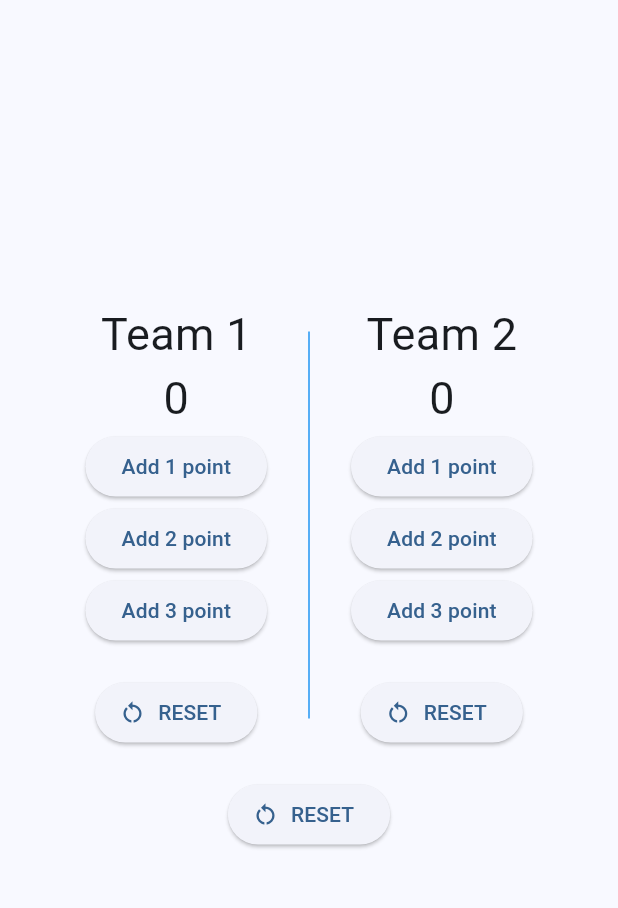
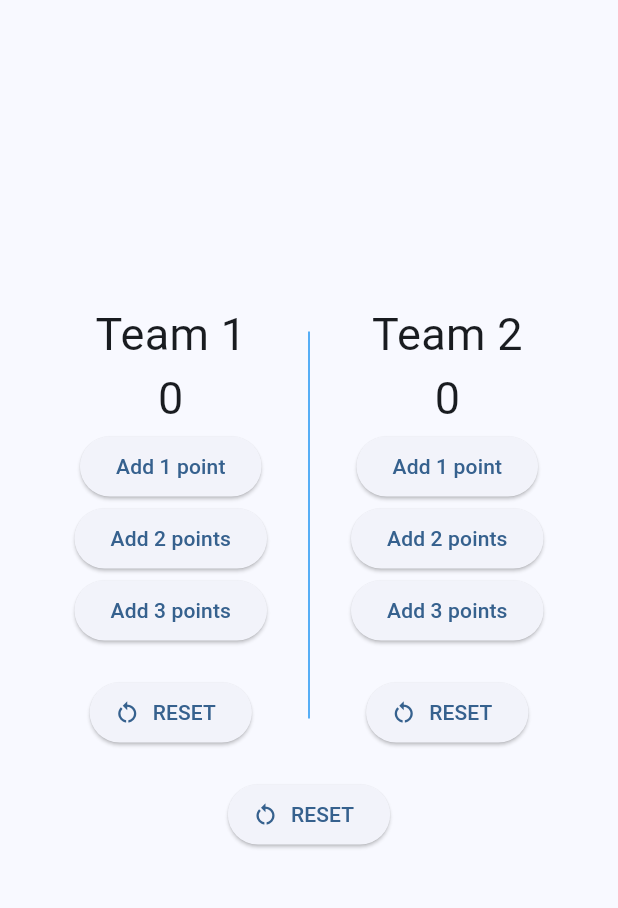
Before and after one commit to MELDemy/ZigZag-CS-Flutter-2024, a Flutter app: the screen it shows after launch, on a phone screen of 412 x 824 dp, the part 84-992 px from its top. Run offline on Flutter 3.47's test engine with Material 3 defaults, Android fonts, the phone set to English and light mode, and no system bars.

Commit message:
some small edits

```diff
--- a/score_board/lib/main.dart
+++ b/score_board/lib/main.dart
@@ -1,5 +1,6 @@
 import 'package:flutter/material.dart';
 import 'package:score_board/score_Widget.dart';
+
 void main() {
   runApp(const MyApp());
 }
@@ -11,6 +12,7 @@ class MyApp extends StatelessWidget {
   @override
   Widget build(BuildContext context) {
     return MaterialApp(
+      debugShowCheckedModeBanner: false,
       title: 'ScoreBoard',
       theme: ThemeData(
         colorScheme: ColorScheme.fromSeed(seedColor: Colors.blue),
@@ -31,21 +33,32 @@ class MyHomePage extends StatefulWidget {
 }
 
 class _MyHomePageState extends State<MyHomePage> {
-
   @override
   Widget build(BuildContext context) {
-    score_widget team1_Widget =score_widget(teamName: "Team 1");
-    score_widget team2_Widget =score_widget(teamName: "Team 2");
+    String? winner;
+    score_widget team1_Widget = score_widget(teamName: "Team 1");
+    score_widget team2_Widget = score_widget(teamName: "Team 2");
+
+/* Trying to Show the winner name at the top
+    update() {
+      setState(() {
+        team1_Widget.score > team2_Widget.score
+            ? winner = team1_Widget.teamName
+            : winner = team2_Widget.teamName;
+      });
+    }
+*/
 
     return Scaffold(
       appBar: AppBar(
-         backgroundColor: Theme.of(context).colorScheme.inversePrimary,
+        backgroundColor: Theme.of(context).colorScheme.inversePrimary,
         title: Text(widget.title),
         centerTitle: true,
       ),
       body: Column(
         mainAxisAlignment: MainAxisAlignment.center,
         children: [
+          if (winner != null) Text("Winner is $winner"),
           IntrinsicHeight(
             child: Row(
               mainAxisAlignment: MainAxisAlignment.center,
@@ -62,18 +75,19 @@ class _MyHomePageState extends State<MyHomePage> {
               ],
             ),
           ),
-          SizedBox(height: 20,),
+          SizedBox(
+            height: 20,
+          ),
           ElevatedButton.icon(
-            onPressed: (){
+            onPressed: () {
               setState(() {
-                team1_Widget.score=0;
-                team2_Widget.score=0;
+                team1_Widget.score = 0;
+                team2_Widget.score = 0;
               });
             },
             icon: Icon(Icons.restart_alt),
             label: Text('RESET'),
           )
-
         ],
       ), // This trailing comma makes auto-formatting nicer for build methods.
     );
--- a/score_board/lib/score_Widget.dart
+++ b/score_board/lib/score_Widget.dart
@@ -2,23 +2,24 @@ import 'package:flutter/material.dart';
 
 class score_widget extends StatefulWidget {
   String teamName;
-  int score=0;
-  score_widget({super.key, required this.teamName});
+  int score = 0;
+  VoidCallback? onPressed;
+  score_widget({super.key, required this.teamName, this.onPressed});
 
   @override
   State<score_widget> createState() => _score_widgetState();
 }
 
 class _score_widgetState extends State<score_widget> {
-
-  Widget Score_button(int increment){
+  Widget Score_button(int increment) {
     return ElevatedButton(
-        onPressed: (){
+      onPressed: () {
         setState(() {
-            widget.score+=increment;
+          widget.score += increment;
         });
       },
-        child: Text('Add $increment point')
+      child: Text(
+          increment == 1 ? 'Add $increment point' : 'Add $increment points'),
     );
   }
 
@@ -28,24 +29,22 @@ class _score_widgetState extends State<score_widget> {
       children: [
         Text(
           '${widget.teamName}',
-          style: TextStyle(
-              fontSize:30
-          ),
+          style: TextStyle(fontSize: 30),
         ),
         Text(
           '${widget.score}',
-          style: TextStyle(
-            fontSize: 30
-          ),
+          style: TextStyle(fontSize: 30),
         ),
         Score_button(1),
         Score_button(2),
         Score_button(3),
-        SizedBox(height: 20,),
+        SizedBox(
+          height: 20,
+        ),
         ElevatedButton.icon(
-            onPressed: (){
+          onPressed: () {
             setState(() {
-                widget.score=0;
+              widget.score = 0;
             });
           },
           icon: Icon(Icons.restart_alt),
```
Lines whose indentation alone changed are shown as unchanged.
